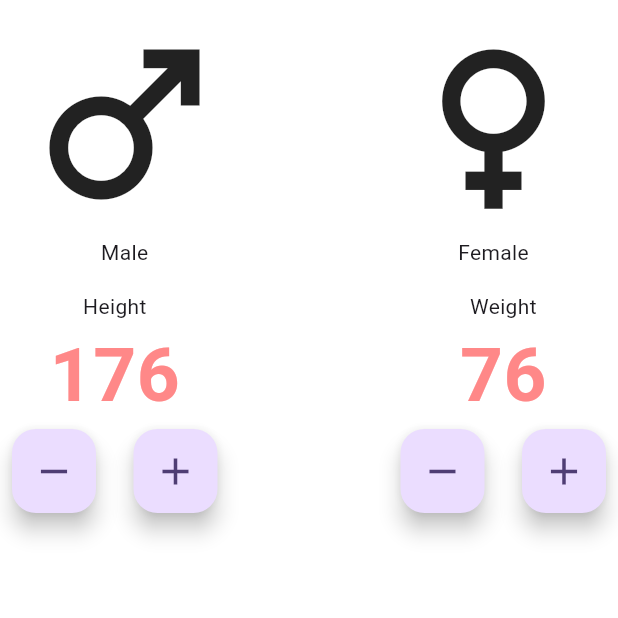
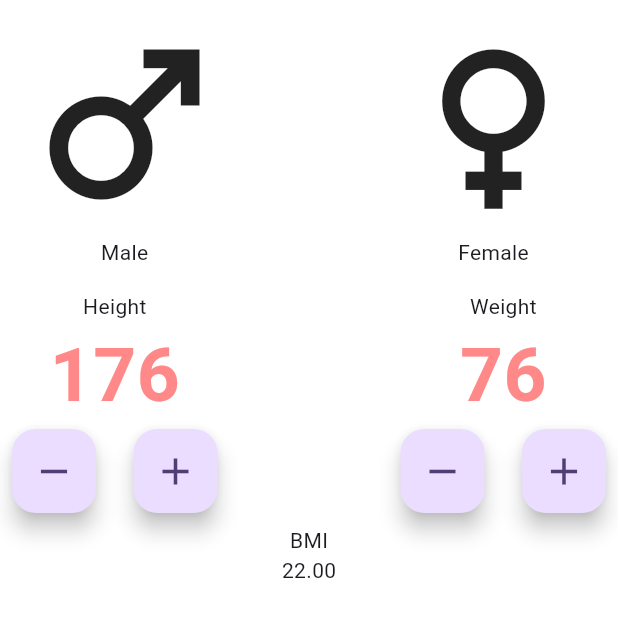
Before and after one commit to ChathulaShashan/Flutter_BMICAL, a Flutter app: the screen it shows after launch, on a phone screen of 412 x 824 dp, the top half of it. Run offline on Flutter 3.47's test engine with Material 2 defaults, Android fonts, the phone set to English and light mode, and no system bars.

Commit message:
add BMI lable and value

```diff
--- a/lib/mainpage.dart
+++ b/lib/mainpage.dart
@@ -130,11 +130,11 @@ class _MainPageState extends State<MainPage> {
                   ),
                 ),
               ],
-            )
+            ),
+            Column(children: [Text("BMI"), Text("22.00")])
           ],
         ),
       ),
     ));
   }
 }
-//////////////////////////////
```
